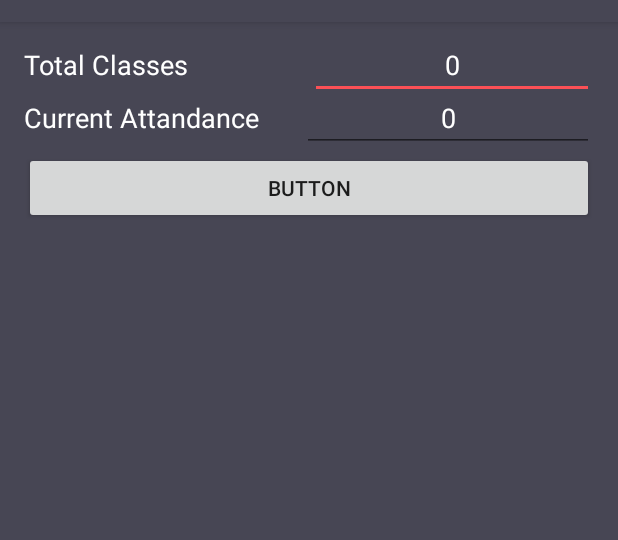
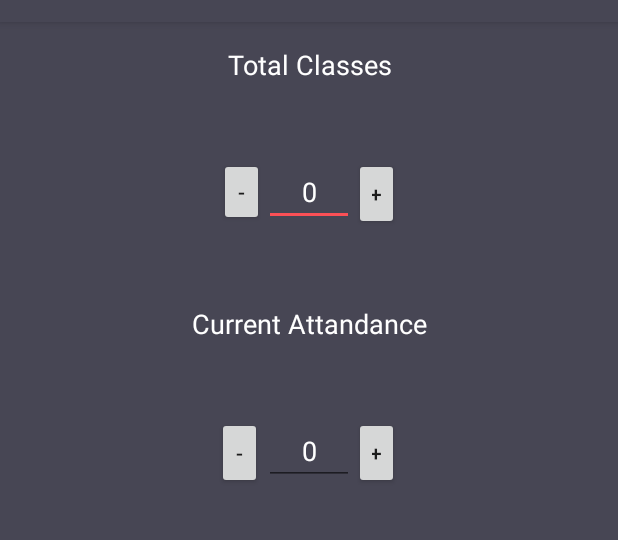
Before and after one commit to Shivamdhuria/AttendanceKeeper, an Android app: the CurrentAttendance screen opened directly, with no data from a screen before it, on a phone screen of 412 x 824 dp, the part 62-602 px from its top. Run offline under Robolectric (Android 15) with nearby library versions, the phone set to English and light mode, and no system bars; 2 statements that could not run were skipped.

Commit message:
Alarm Set with Services                                     Hash code Applied                                     Alarm Cancelling                                     running service after button pressed                                     Settings                                     Listview                                     Ui Changed ,                                     Library put                                     Layout fixed                                     Time fixed                                     :Lots of stuff                                     Everything working  better,non 8                                     for 8

```diff
--- a/app/src/main/res/layout/activity_current_attendance.xml
+++ b/app/src/main/res/layout/activity_current_attendance.xml
@@ -21,25 +21,30 @@
             android:orientation="vertical"
             android:layout_width="match_parent"
             android:layout_height="match_parent"
-            android:weightSum="1">
+            android:weightSum="1"
+            android:layout_alignParentTop="true"
+            android:layout_alignParentStart="true">
+
+            <TextView
+                android:text="Total Classes"
+                android:layout_width="match_parent"
+                android:layout_height="wrap_content"
+                android:id="@+id/textView6"
+                android:textSize="18sp"
+                android:textColor="@android:color/background_light"
+                android:layout_alignBaseline="@+id/editTextCurrent"
+                android:layout_alignBottom="@+id/editTextCurrent"
+                android:layout_alignParentStart="true"
+                android:layout_alignParentEnd="true"
+                android:textAlignment="center" />
 
             <RelativeLayout
                 android:layout_width="match_parent"
-                android:layout_height="wrap_content">
-
-                <TextView
-                    android:text="Total Classes"
-                    android:layout_width="179dp"
-                    android:layout_height="wrap_content"
-                    android:id="@+id/textView6"
-                    android:textSize="18sp"
-                    android:textColor="@android:color/background_light"
-                    android:layout_alignBaseline="@+id/editTextCurrent"
-                    android:layout_alignBottom="@+id/editTextCurrent"
-                    android:layout_alignParentStart="true" />
+                android:layout_height="wrap_content"
+                android:paddingBottom="50dp"
+                android:paddingTop="50dp">
 
                 <EditText
-                    android:layout_width="match_parent"
                     android:layout_height="wrap_content"
                     android:inputType="number"
                     android:ems="10"
@@ -47,49 +52,75 @@
                     android:text="0"
                     android:textAlignment="center"
                     android:textColor="@android:color/white"
-                    android:layout_alignBaseline="@+id/textView6"
-                    android:layout_alignBottom="@+id/textView6"
-                    android:layout_toEndOf="@+id/textView6"
-                    android:layout_marginStart="11dp" />
+                    android:layout_alignParentTop="true"
+                    android:layout_centerHorizontal="true"
+                    android:layout_width="60dp" />
 
+                <Button
+                    android:text="-"
+                    android:layout_width="30dp"
+                    android:layout_height="wrap_content"
+                    android:id="@+id/buttonMinusTotal"
+                    android:layout_alignBottom="@+id/editTextTotal"
+                    android:layout_toStartOf="@+id/editTextTotal" />
+
+                <Button
+                    android:text="+"
+                    android:layout_width="30dp"
+                    android:layout_height="wrap_content"
+                    android:id="@+id/button"
+                    android:layout_alignBaseline="@+id/editTextTotal"
+                    android:layout_alignBottom="@+id/editTextTotal"
+                    android:layout_toEndOf="@+id/editTextTotal" />
             </RelativeLayout>
+
+            <TextView
+                android:text="Current Attandance"
+                android:layout_width="match_parent"
+                android:layout_height="wrap_content"
+                android:id="@+id/textView5"
+                android:textSize="18sp"
+                android:textColor="@android:color/background_light"
+                android:layout_alignParentTop="true"
+                android:layout_alignParentEnd="true"
+                android:textAlignment="center" />
 
             <RelativeLayout
                 android:layout_width="match_parent"
-                android:layout_height="wrap_content">
+                android:layout_height="wrap_content"
+                android:paddingTop="50dp"
+                android:paddingBottom="50dp">
 
                 <EditText
-                    android:layout_width="wrap_content"
+                    android:layout_width="60dp"
                     android:layout_height="wrap_content"
                     android:inputType="number"
                     android:ems="10"
                     android:id="@+id/editTextCurrent"
-                    android:layout_alignBaseline="@+id/textView5"
-                    android:layout_alignBottom="@+id/textView5"
-                    android:layout_alignParentStart="true"
-                    android:layout_marginStart="185dp"
                     android:text="0"
                     android:textAlignment="center"
-                    android:textColor="@android:color/white" />
+                    android:textColor="@android:color/white"
+                    android:layout_alignParentTop="true"
+                    android:layout_centerHorizontal="true" />
 
-                <TextView
-                    android:text="Current Attandance"
-                    android:layout_width="match_parent"
+                <Button
+                    android:text="+"
+                    android:layout_width="30dp"
                     android:layout_height="wrap_content"
-                    android:id="@+id/textView5"
-                    android:textSize="18sp"
-                    android:textColor="@android:color/background_light"
+                    android:id="@+id/buttonAddCurrent"
                     android:layout_alignParentTop="true"
-                    android:layout_alignParentEnd="true"
-                    android:layout_marginEnd="12dp" />
+                    android:layout_toEndOf="@+id/editTextCurrent" />
+
+                <Button
+                    android:text="-"
+                    android:layout_width="30dp"
+                    android:layout_height="wrap_content"
+                    android:id="@+id/buttonMinusCurrent"
+                    android:layout_marginEnd="61dp"
+                    android:layout_alignParentTop="true"
+                    android:layout_toStartOf="@+id/buttonAddCurrent" />
 
             </RelativeLayout>
-
-            <Button
-                android:text="Button"
-                android:layout_width="match_parent"
-                android:layout_height="wrap_content"
-                android:id="@+id/buttonSubmitdone" />
 
         </LinearLayout>
 
```
Also changed, not shown: app/src/main/res/layout/activity_class_description_and_settings.xml (+124 -70 lines).
